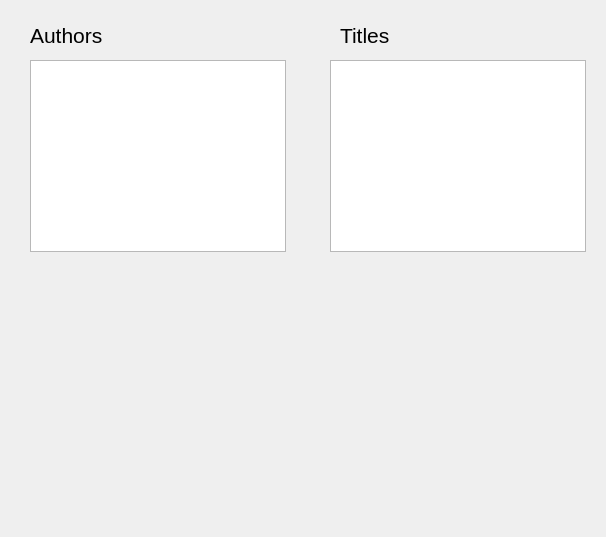
This is authors.ui in kendsr/authorsApp as Qt 5 draws it before an edit. The edited form follows.
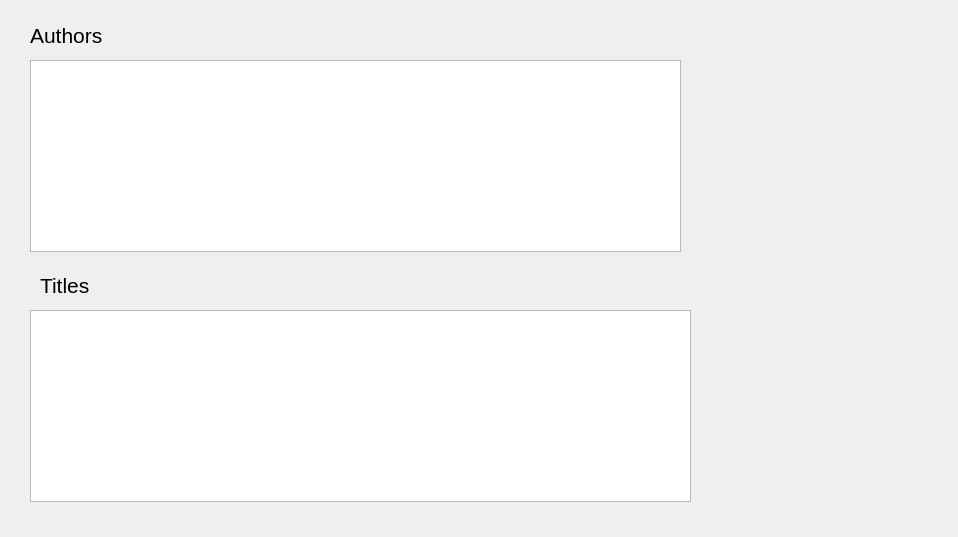
This is the edited form.

Commit message: Increase size of list boxes and font

```diff
--- a/authors.ui
+++ b/authors.ui
@@ -6,7 +6,7 @@
    <rect>
     <x>0</x>
     <y>0</y>
-    <width>606</width>
+    <width>958</width>
     <height>537</height>
    </rect>
   </property>
@@ -18,10 +18,15 @@
     <rect>
      <x>30</x>
      <y>60</y>
-     <width>256</width>
+     <width>651</width>
      <height>192</height>
     </rect>
    </property>
+   <property name="font">
+    <font>
+     <pointsize>12</pointsize>
+    </font>
+   </property>
   </widget>
   <widget class="QLabel" name="lblAuthors">
    <property name="geometry">
@@ -44,18 +49,23 @@
   <widget class="QListWidget" name="lstTitles">
    <property name="geometry">
     <rect>
-     <x>330</x>
-     <y>60</y>
-     <width>256</width>
+     <x>30</x>
+     <y>310</y>
+     <width>661</width>
      <height>192</height>
     </rect>
    </property>
+   <property name="font">
+    <font>
+     <pointsize>12</pointsize>
+    </font>
+   </property>
   </widget>
   <widget class="QLabel" name="lblTitles">
    <property name="geometry">
     <rect>
-     <x>340</x>
-     <y>20</y>
+     <x>40</x>
+     <y>270</y>
      <width>91</width>
      <height>31</height>
     </rect>
```
The commit also changes 1 other file.
